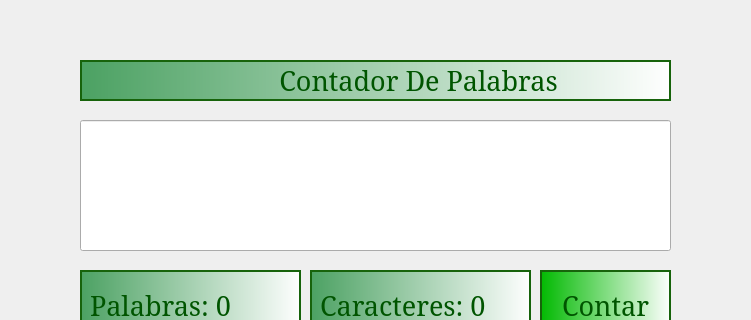
First picture: the form in contadorPalabras.ui, repository JosueSosa7/ContadorPalabrasSLJE, before the edit; both pictures show x 100 to 851 and y 0 to 320 of the 1082 by 877 pixel window.
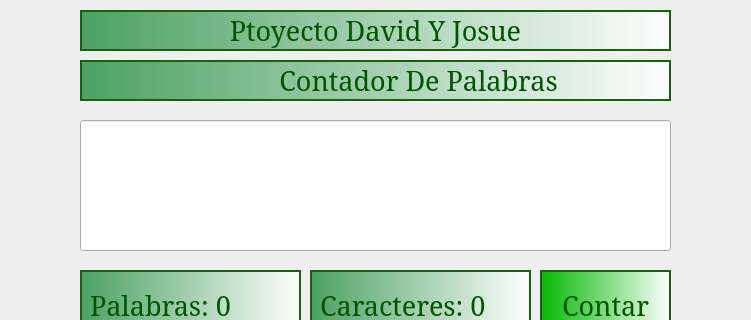
Second picture: the form after the edit.

Commit message: Se añadio el titulo de la actividad  📝

```diff
--- a/contadorPalabras.ui
+++ b/contadorPalabras.ui
@@ -149,6 +149,35 @@
      <string>Caracteres: 0</string>
     </property>
    </widget>
+   <widget class="QLabel" name="label_2">
+    <property name="geometry">
+     <rect>
+      <x>180</x>
+      <y>10</y>
+      <width>591</width>
+      <height>41</height>
+     </rect>
+    </property>
+    <property name="font">
+     <font>
+      <family>MS Serif</family>
+      <pointsize>20</pointsize>
+     </font>
+    </property>
+    <property name="styleSheet">
+     <string notr="true">background-color: rgb(85, 85, 127);
+background-color: qlineargradient(spread:pad, x1:0, y1:1, x2:0.977, y2:1, stop:0 rgba(237, 191, 0, 255), stop:0.05 rgba(14, 8, 73, 255), stop:0.36 rgba(28, 17, 145, 255), stop:0.6 rgba(126, 14, 81, 255), stop:0.75 rgba(234, 11, 11, 255), stop:0.79 rgba(244, 70, 5, 255), stop:0.86 rgba(255, 136, 0, 255), stop:0.935 rgba(239, 236, 55, 255));
+color: rgb(0, 85, 0);
+background-color: qlineargradient(spread:pad, x1:0, y1:0, x2:1, y2:0, stop:0 rgba(75, 161, 98, 255), stop:1 rgba(255, 255, 255, 255));
+border: 2px solid #17630b;</string>
+    </property>
+    <property name="text">
+     <string>Ptoyecto David Y Josue</string>
+    </property>
+    <property name="alignment">
+     <set>Qt::AlignCenter</set>
+    </property>
+   </widget>
   </widget>
   <widget class="QMenuBar" name="menubar">
    <property name="geometry">
```
